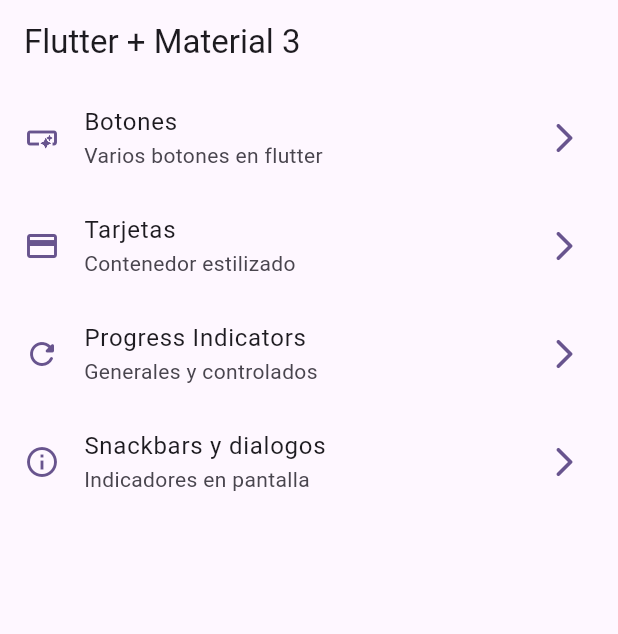
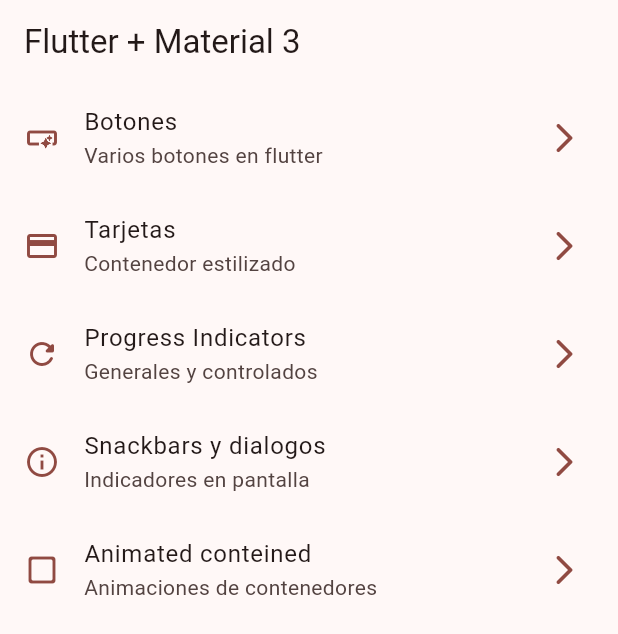
Before and after one commit to raidolContreras/widgets_app, a Flutter app: the screen it shows after launch, on a phone screen of 412 x 824 dp. Shown: the top 634 px of the screen. Run offline on Flutter 3.47's test engine with Material 2 defaults, Android fonts, the phone set to English and light mode, and no system bars; our stand-ins replace go_router.

Commit message:
Animaciones de contenedores

```diff
--- a/lib/config/menu/menu_items.dart
+++ b/lib/config/menu/menu_items.dart
@@ -39,4 +39,10 @@ const appMenuItems = <MenuItem>[
     link: '/snackbars',
     icon: Icons.info_outline
   ),
+  MenuItem(
+    title: 'Animated conteined',
+    subTitle: 'Animaciones de contenedores',
+    link: '/animated',
+    icon: Icons.check_box_outline_blank_rounded
+  ),
 ];
--- a/lib/config/router/app_router.dart
+++ b/lib/config/router/app_router.dart
@@ -34,5 +34,11 @@ final appRouter = GoRouter(
       name: SnackbarScreen.name,
       builder: (context, state) => const SnackbarScreen(),
     ),
+
+    GoRoute(
+      path: '/animated',
+      name: AnimatedScreen.name,
+      builder: (context, state) => const AnimatedScreen(),
+    ),
   ],
 );
--- a/lib/main.dart
+++ b/lib/main.dart
@@ -15,7 +15,7 @@ class MainApp extends StatelessWidget {
       title: 'Flutter Widgets',
       routerConfig: appRouter,
       debugShowCheckedModeBanner: false,
-      theme: AppTheme(selectedColor: 5).getTheme(),
+      theme: AppTheme(selectedColor: 3).getTheme(),
 
     );
   }
```
Also changed, not shown: lib/presentation/screens/animated/animated_screen.dart (+58 -2 lines).
